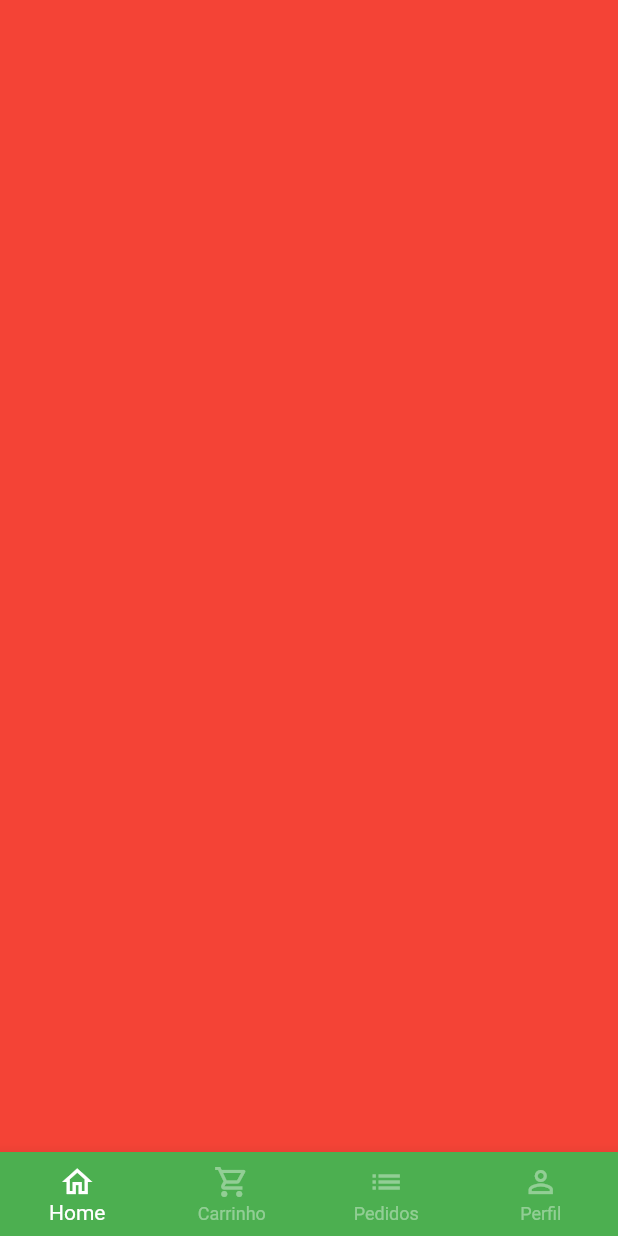
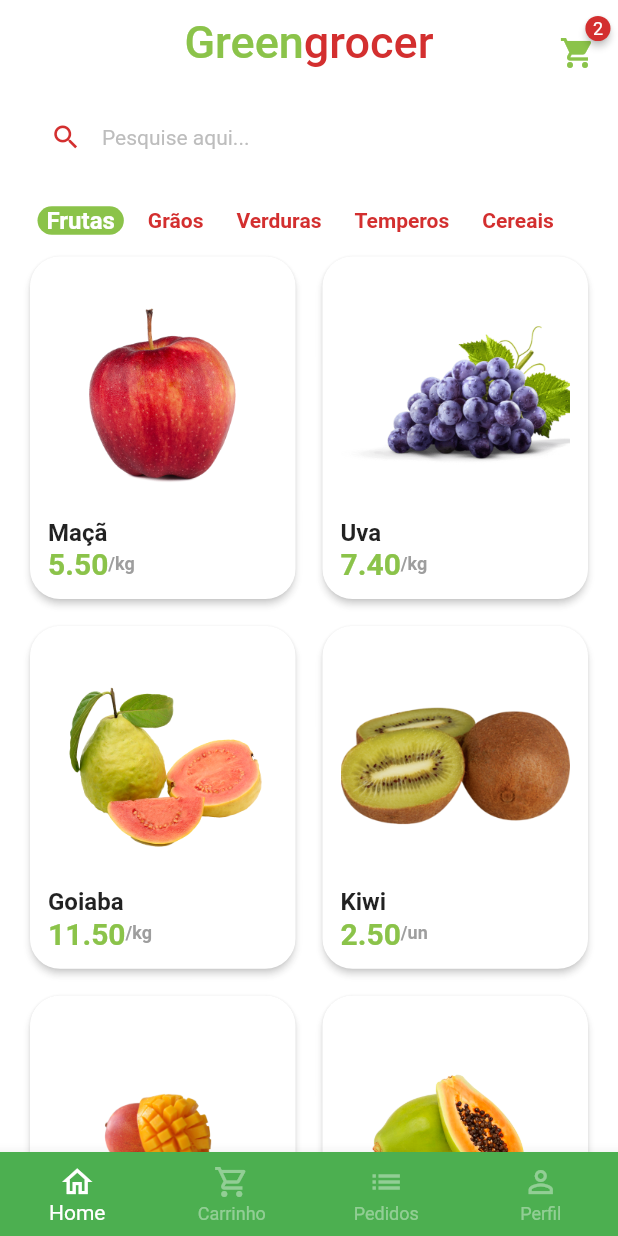
Before and after one commit to miradouro/greengrocer, a Flutter app: the BaseScreen screen opened directly, on a phone screen of 412 x 824 dp. Run offline on Flutter 3.47's test engine with Material 2 defaults, Android fonts, the phone set to English and light mode, and no system bars; drawn by our look-alikes of badges; our stand-ins replace animated_text_kit, mask_text_input_formatter.

Commit message:
atualização de segurança - atualizando ide

```diff
--- a/lib/main.dart
+++ b/lib/main.dart
@@ -1,6 +1,6 @@
 import 'package:flutter/material.dart';
 
-import 'src/auth/sign_in_screen.dart';
+import 'src/pages/auth/sign_in_screen.dart';
 
 void main() {runApp(const MyApp());}
 
@@ -12,6 +12,7 @@
       title: 'Flutter Demo',
       theme: ThemeData(
         primarySwatch: Colors.green,
+        scaffoldBackgroundColor: Colors.white.withAlpha(190),
       ),
       debugShowCheckedModeBanner: false,
       home: const SignInScreen(),
--- /dev/null
+++ b/lib/src/config/app_data.dart
@@ -0,0 +1,73 @@
+import '../models/item_model.dart';
+
+ItemModel apple = ItemModel(
+  description:
+      'A melhor maçã da região e que conta com o melhor preço de qualquer quitanda. Este item conta com vitaminas essenciais para o fortalecimento corporal, resultando em uma vida saudável.',
+  imgUrl: 'assets/fruits/apple.png',
+  itemName: 'Maçã',
+  price: 5.5,
+  unit: 'kg',
+);
+
+ItemModel grape = ItemModel(
+  imgUrl: 'assets/fruits/grape.png',
+  itemName: 'Uva',
+  price: 7.4,
+  unit: 'kg',
+  description:
+      'A melhor uva da região e que conta com o melhor preço de qualquer quitanda. Este item conta com vitaminas essenciais para o fortalecimento corporal, resultando em uma vida saudável.',
+);
+
+ItemModel guava = ItemModel(
+  imgUrl: 'assets/fruits/guava.png',
+  itemName: 'Goiaba',
+  price: 11.5,
+  unit: 'kg',
+  description:
+      'A melhor goiaba da região e que conta com o melhor preço de qualquer quitanda. Este item conta com vitaminas essenciais para o fortalecimento corporal, resultando em uma vida saudável.',
+);
+
+ItemModel kiwi = ItemModel(
+  imgUrl: 'assets/fruits/kiwi.png',
+  itemName: 'Kiwi',
+  price: 2.5,
+  unit: 'un',
+  description:
+      'O melhor kiwi da região e que conta com o melhor preço de qualquer quitanda. Este item conta com vitaminas essenciais para o fortalecimento corporal, resultando em uma vida saudável.',
+);
+
+ItemModel mango = ItemModel(
+  imgUrl: 'assets/fruits/mango.png',
+  itemName: 'Manga',
+  price: 2.5,
+  unit: 'un',
+  description:
+      'A melhor manga da região e que conta com o melhor preço de qualquer quitanda. Este item conta com vitaminas essenciais para o fortalecimento corporal, resultando em uma vida saudável.',
+);
+
+ItemModel papaya = ItemModel(
+  imgUrl: 'assets/fruits/papaya.png',
+  itemName: 'Mamão papaya',
+  price: 8,
+  unit: 'kg',
+  description:
+      'O melhor mamão da região e que conta com o melhor preço de qualquer quitanda. Este item conta com vitaminas essenciais para o fortalecimento corporal, resultando em uma vida saudável.',
+);
+
+// Lista de produtos
+List<ItemModel> items = [
+  apple,
+  grape,
+  guava,
+  kiwi,
+  mango,
+  papaya,
+];
+
+List<String> categories = [
+  'Frutas',
+  'Grãos',
+  'Verduras',
+  'Temperos',
+  'Cereais',
+];
--- /dev/null
+++ b/lib/src/models/item_model.dart
@@ -0,0 +1,16 @@
+class ItemModel {
+  String itemName;
+  String imgUrl;
+  String unit;
+  double price;
+  String description;
+
+  ItemModel({
+    required this.price,
+    required this.description,
+    required this.imgUrl,
+    required this.itemName,
+    required this.unit
+  });
+
+}
--- a/lib/src/auth/sign_in_screen.dart
+++ b/lib/src/pages/auth/sign_in_screen.dart
@@ -1,7 +1,7 @@
 import 'package:flutter/material.dart';
 import 'package:animated_text_kit/animated_text_kit.dart';
-import 'package:green_grocer/src/auth/sign_up_screen.dart';
-import 'package:green_grocer/src/base/base_screen.dart';
+import 'package:green_grocer/src/pages/auth/sign_up_screen.dart';
+import 'package:green_grocer/src/pages/base/base_screen.dart';
 import 'package:green_grocer/src/config/custom_colors.dart';
 import 'components/custom_text_field.dart';
 
--- a/lib/src/auth/sign_up_screen.dart
+++ b/lib/src/pages/auth/sign_up_screen.dart
@@ -1,5 +1,5 @@
 import 'package:flutter/material.dart';
-import 'package:green_grocer/src/auth/components/custom_text_field.dart';
+import 'package:green_grocer/src/pages/auth/components/custom_text_field.dart';
 import 'package:green_grocer/src/config/custom_colors.dart';
 import 'package:mask_text_input_formatter/mask_text_input_formatter.dart';
 
--- a/lib/src/base/base_screen.dart
+++ b/lib/src/pages/base/base_screen.dart
@@ -1,4 +1,6 @@
 import 'package:flutter/material.dart';
+
+import '../home/home_tab.dart';
 
 class BaseScreen extends StatefulWidget {
   BaseScreen({Key? key}) : super(key: key);
@@ -18,7 +20,7 @@
         physics: const NeverScrollableScrollPhysics(),
         controller: pageController,
         children: [
-          Container(color: Colors.red),
+          const HomeTab(),
           Container(color: Colors.yellow),
           Container(color: Colors.blue),
           Container(color: Colors.purple),
--- /dev/null
+++ b/lib/src/pages/home/components/category_tile.dart
@@ -0,0 +1,40 @@
+import 'package:flutter/material.dart';
+import 'package:green_grocer/src/config/custom_colors.dart';
+
+class CategoryTile extends StatelessWidget {
+  const CategoryTile({
+    Key? key,
+    required this.category,
+    required this.isSelected,
+    required this.onPressed,
+  }) : super(key: key);
+
+  final String category;
+  final bool isSelected;
+  final VoidCallback onPressed;
+
+  @override
+  Widget build(BuildContext context) {
+    return GestureDetector(
+      onTap: onPressed,
+      child: Align(
+        alignment: Alignment.center,
+        child: Container(
+          padding: const EdgeInsets.symmetric(horizontal: 6),
+          decoration: BoxDecoration(
+            borderRadius: BorderRadius.circular(10),
+            color: isSelected ? CustomColors.customSwatchColor : Colors.transparent,
+          ),
+          child: Text(
+            category,
+            style: TextStyle(
+              color: isSelected ? Colors.white : CustomColors.customContrastColor,
+              fontWeight: FontWeight.bold,
+              fontSize: isSelected ? 16 : 14,
+            ),
+          ),
+        ),
+      ),
+    );
+  }
+}
--- /dev/null
+++ b/lib/src/pages/home/components/item_tile.dart
@@ -0,0 +1,64 @@
+import 'package:flutter/material.dart';
+import 'package:green_grocer/src/config/custom_colors.dart';
+
+import '../../../models/item_model.dart';
+
+class ItemTile extends StatelessWidget {
+  final ItemModel item;
+
+  const ItemTile({Key? key, required this.item}) : super(key: key);
+
+  @override
+  Widget build(BuildContext context) {
+    return Card(
+      elevation: 2,
+      shadowColor: Colors.grey.shade300,
+      shape: RoundedRectangleBorder(
+        borderRadius: BorderRadius.circular(20),
+      ),
+      child: Padding(
+        padding: const EdgeInsets.all(12),
+        child: Column(
+          crossAxisAlignment: CrossAxisAlignment.stretch,
+          children: [
+            // Imagem
+            Expanded(
+              child: Image.asset(item.imgUrl),
+            ),
+
+            // Nome
+            Text(
+              item.itemName,
+              style: const TextStyle(
+                fontSize: 16,
+                fontWeight: FontWeight.bold,
+              ),
+            ),
+
+            // Preço - Unidade
+            Row(
+              children: [
+                Text(
+                  item.price.toStringAsFixed(2),
+                  style: TextStyle(
+                    fontSize: 20,
+                    color: CustomColors.customSwatchColor,
+                    fontWeight: FontWeight.bold,
+                  ),
+                ),
+                Text(
+                  '/${item.unit}',
+                  style: TextStyle(
+                    fontSize: 12,
+                    color: Colors.grey.shade500,
+                    fontWeight: FontWeight.bold,
+                  ),
+                ),
+              ],
+            ),
+          ],
+        ),
+      ),
+    );
+  }
+}
--- /dev/null
+++ b/lib/src/pages/home/home_tab.dart
@@ -0,0 +1,154 @@
+import 'package:badges/badges.dart';
+import 'package:flutter/material.dart';
+import 'package:green_grocer/src/config/custom_colors.dart';
+import 'package:green_grocer/src/pages/home/components/item_tile.dart';
+import 'components/category_tile.dart';
+
+import 'package:green_grocer/src/config/app_data.dart' as appData;
+
+class HomeTab extends StatefulWidget {
+  const HomeTab({Key? key}) : super(key: key);
+
+  @override
+  State<HomeTab> createState() => _HomeTabState();
+}
+
+class _HomeTabState extends State<HomeTab> {
+  String selectedCategory = 'Frutas';
+
+  @override
+  Widget build(BuildContext context) {
+    return Scaffold(
+      // App Bar
+      appBar: AppBar(
+        backgroundColor: Colors.transparent,
+        elevation: 0,
+        centerTitle: true,
+        title: Text.rich(
+          TextSpan(
+            style: const TextStyle(
+              fontSize: 30,
+            ),
+            children: [
+              TextSpan(
+                text: 'Green',
+                style: TextStyle(
+                  color: CustomColors.customSwatchColor,
+                ),
+              ),
+              TextSpan(
+                text: 'grocer',
+                style: TextStyle(
+                  color: CustomColors.customContrastColor,
+                ),
+              ),
+            ],
+          ),
+        ),
+        actions: [
+          Padding(
+            padding: const EdgeInsets.only(
+              top: 15,
+              right: 15,
+            ),
+            child: GestureDetector(
+              onTap: () {
+                print('oi');
+              },
+              child: Badge(
+                badgeColor: CustomColors.customContrastColor,
+                badgeContent: const Text(
+                  '2',
+                  style: TextStyle(
+                    color: Colors.white,
+                    fontSize: 12,
+                  ),
+                ),
+                child: Icon(
+                  Icons.shopping_cart,
+                  color: CustomColors.customSwatchColor,
+                ),
+              ),
+            ),
+          ),
+        ],
+      ),
+
+      body: Column(
+        children: [
+          // Campo de pesquisa
+          Padding(
+            padding: const EdgeInsets.symmetric(
+              horizontal: 20,
+              vertical: 10,
+            ),
+            child: TextFormField(
+              decoration: InputDecoration(
+                  filled: true,
+                  fillColor: Colors.white,
+                  isDense: true,
+                  hintText: 'Pesquise aqui...',
+                  hintStyle: TextStyle(
+                    color: Colors.grey.shade400,
+                    fontSize: 14,
+                  ),
+                  prefixIcon: Icon(
+                    Icons.search,
+                    color: CustomColors.customContrastColor,
+                    size: 21,
+                  ),
+                  border: OutlineInputBorder(
+                      borderRadius: BorderRadius.circular(60),
+                      borderSide: const BorderSide(
+                        width: 0,
+                        style: BorderStyle.none,
+                      ))),
+            ),
+          ),
+
+          // Categorias
+          Container(
+            padding: const EdgeInsets.only(left: 25),
+            height: 40,
+            child: ListView.separated(
+              scrollDirection: Axis.horizontal,
+              itemBuilder: (_, index) {
+                return CategoryTile(
+                  category: appData.categories[index],
+                  isSelected: appData.categories[index] == selectedCategory,
+                  onPressed: () {
+                    setState(() {
+                      selectedCategory = appData.categories[index];
+                    });
+                  },
+                );
+              },
+              separatorBuilder: (_, index) => const SizedBox(width: 10),
+              itemCount: appData.categories.length,
+            ),
+          ),
+
+          // Grid
+          Expanded(
+            child: GridView.builder(
+              padding: const EdgeInsets.fromLTRB(16, 0, 16, 16),
+              physics: const BouncingScrollPhysics(),
+              gridDelegate: const SliverGridDelegateWithFixedCrossAxisCount(
+                crossAxisCount: 2,
+                mainAxisSpacing: 10,
+                crossAxisSpacing: 10,
+                childAspectRatio: 9 / 11.5,
+              ),
+              itemCount: appData.items.length,
+              itemBuilder: (_, index){
+                return ItemTile(
+                  item: appData.items[index],
+                );
+              },
+            ),
+          ),
+        ],
+      ),
+    );
+  }
+}
```
Also changed, not shown: pubspec.yaml (+4 -3 lines), assets/fruits/apple.png (added), assets/fruits/grape.png (added), assets/fruits/guava.png (added), assets/fruits/kiwi.png (added), assets/fruits/mango.png (added), assets/fruits/papaya.png (added), lib/src/pages/auth/components/custom_text_field.dart (renamed from lib/src/auth/components/custom_text_field.dart), lib/src/services/util_services.dart (added), pubspec.lock.
